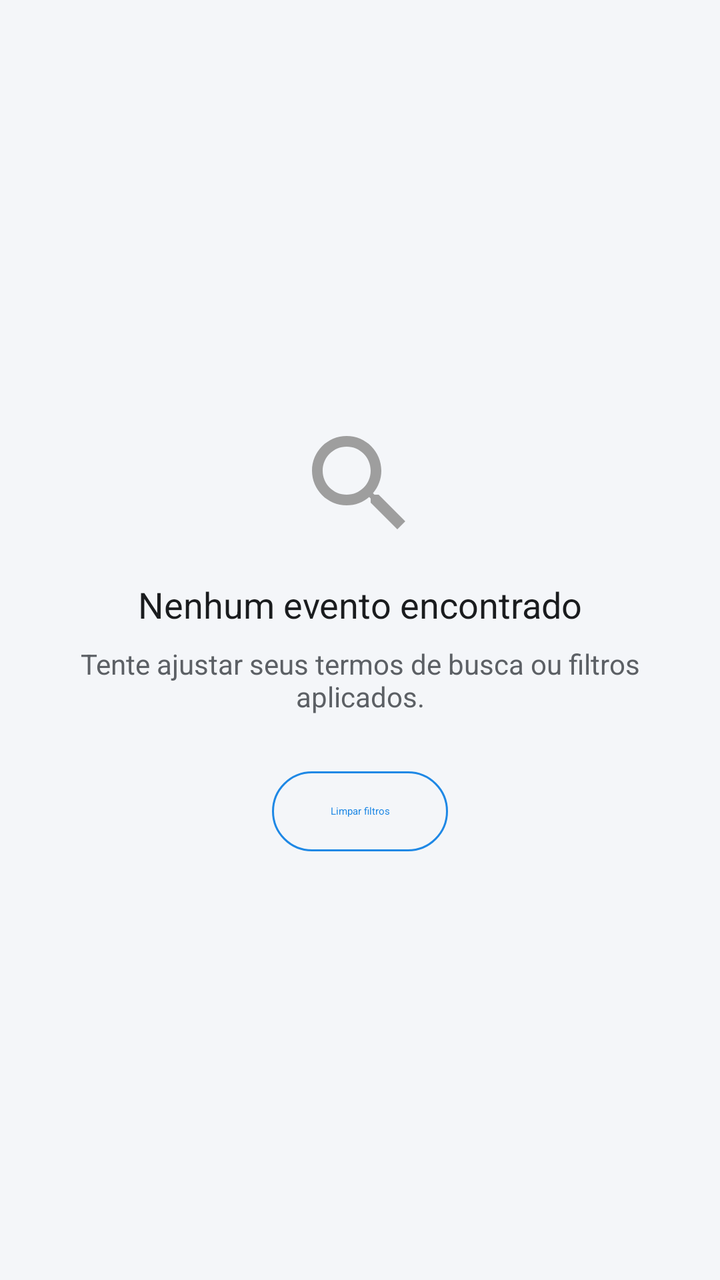
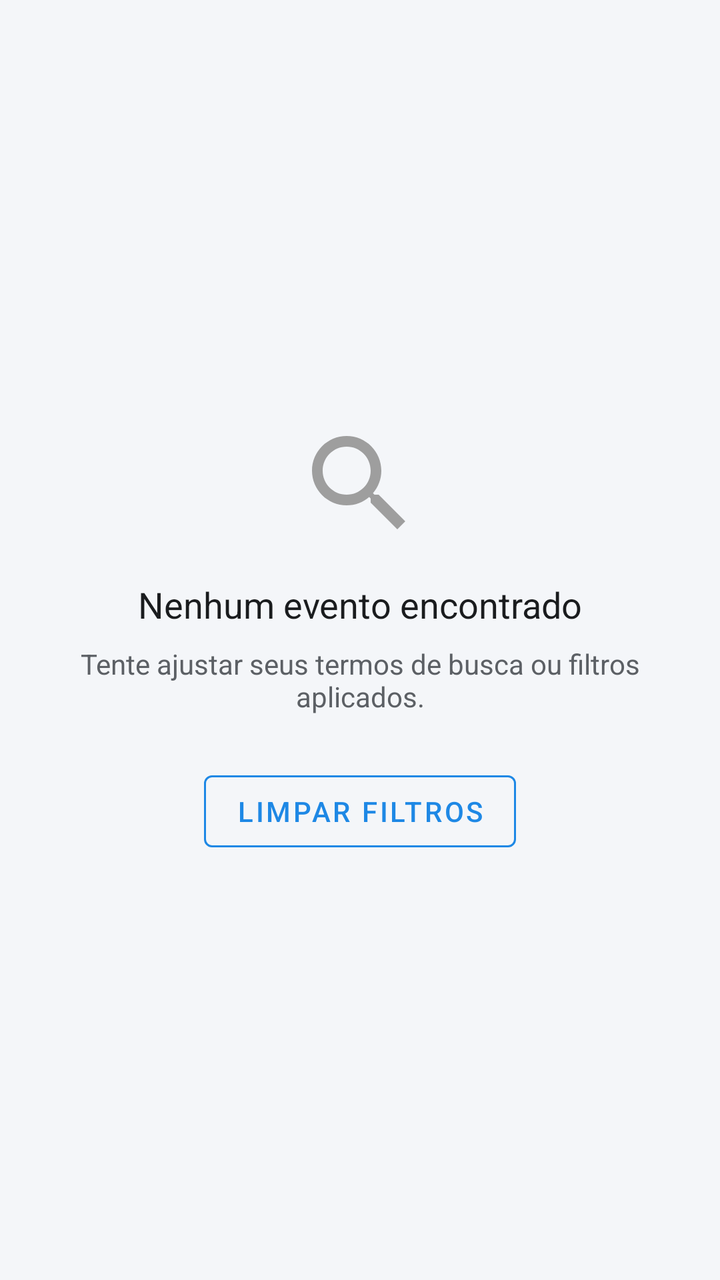

Before-and-after screenshots of an Android layout around one commit, followed by the original layout XML and the change that was made.
<!-- AndroidManifest.xml: application theme Theme.TechEvents -->
<!-- res/layout/layout_empty_state.xml -->
<?xml version="1.0" encoding="utf-8"?>
<layout xmlns:android="http://schemas.android.com/apk/res/android"
    xmlns:app="http://schemas.android.com/apk/res-auto">

    <LinearLayout
        android:id="@+id/containerEmptyState"
        android:layout_width="match_parent"
        android:layout_height="match_parent"
        android:gravity="center"
        android:orientation="vertical"
        android:padding="32dp">

        <ImageView
            android:layout_width="64dp"
            android:layout_height="64dp"
            android:contentDescription="@string/empty_events_title"
            android:src="@drawable/ic_empty_state"
            app:tint="@color/text_hint" />

        <TextView
            android:layout_width="wrap_content"
            android:layout_height="wrap_content"
            android:layout_marginTop="16dp"
            android:fontFamily="sans-serif-bold"
            android:text="@string/empty_events_title"
            android:textColor="@color/text_primary"
            android:textSize="18sp" />

        <TextView
            android:layout_width="wrap_content"
            android:layout_height="wrap_content"
            android:layout_marginTop="8dp"
            android:gravity="center"
            android:text="@string/empty_events_subtitle"
            android:textColor="@color/text_secondary"
            android:textSize="14sp" />

        <com.google.android.material.button.MaterialButton
            android:id="@+id/btnEmptyClearFilters"
            style="@style/Widget.Material3.Button.OutlinedButton"
            android:layout_width="wrap_content"
            android:layout_height="wrap_content"
            android:layout_marginTop="24dp"
            android:text="@string/clear_filters"
            android:textColor="@color/primary_blue"
            app:strokeColor="@color/primary_blue" />

    </LinearLayout>
</layout>
<!-- resources referenced by this layout -->
<resources>
  <color name="primary_blue">#1E88E5</color>
  <color name="text_hint">#9E9E9E</color>
  <color name="text_primary">#1A1C1E</color>
  <color name="text_secondary">#5C6065</color>
  <!-- drawable ic_empty_state (drawable) -->
  <?xml version="1.0" encoding="utf-8"?>
  <vector xmlns:android="http://schemas.android.com/apk/res/android"
      android:width="64dp"
      android:height="64dp"
      android:viewportWidth="24"
      android:viewportHeight="24">
      <path
          android:fillColor="@color/text_hint"
          android:pathData="M15.5,14h-0.79l-0.28,-0.27C15.41,12.59 16,11.11 16,9.5 16,5.91 13.09,3 9.5,3S3,5.91 3,9.5 5.91,16 9.5,16c1.61,0 3.09,-0.59 4.23,-1.57l0.27,0.28v0.79l5,4.99L20.49,19l-4.99,-5zM9.5,14C7.01,14 5,11.99 5,9.5S7.01,5 9.5,5 14,7.01 14,9.5 11.99,14 9.5,14z"/>
  </vector>
  <string name="clear_filters">Limpar filtros</string>
  <string name="empty_events_subtitle">Tente ajustar seus termos de busca ou filtros aplicados.</string>
  <string name="empty_events_title">Nenhum evento encontrado</string>
  <style name="Theme.TechEvents" parent="Theme.MaterialComponents.DayNight.NoActionBar">
          <item name="colorPrimary">@color/primary_blue</item>
          <item name="colorOnPrimary">@color/white</item>
          <item name="colorPrimaryContainer">@color/primary_blue_light</item>
          <item name="colorSecondary">@color/secondary_purple</item>
          <item name="colorOnSecondary">@color/white</item>
          <item name="colorSecondaryContainer">@color/secondary_purple_light</item>
          <item name="android:statusBarColor">@color/primary_blue_dark</item>
          <item name="android:windowBackground">@color/background_light</item>
          <item name="windowActionBar">false</item>
          <item name="windowNoTitle">true</item>
      </style>
  <color name="white">#FFFFFF</color>
  <color name="primary_blue_light">#E3F2FD</color>
  <color name="secondary_purple">#7B1FA2</color>
  <color name="secondary_purple_light">#F3E5F5</color>
  <color name="primary_blue_dark">#1565C0</color>
  <color name="background_light">#F4F6F9</color>
</resources>

<!-- the commit's change to res/layout/layout_empty_state.xml (unified diff, before → after) -->
@@ -37,7 +37,7 @@
 
         <com.google.android.material.button.MaterialButton
             android:id="@+id/btnEmptyClearFilters"
-            style="@style/Widget.Material3.Button.OutlinedButton"
+            style="@style/Widget.MaterialComponents.Button.OutlinedButton"
             android:layout_width="wrap_content"
             android:layout_height="wrap_content"
             android:layout_marginTop="24dp"
